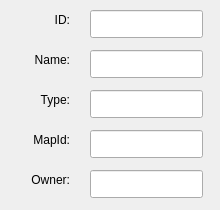
Above: GameDemonstrator/dialogs/CityTypeInfoDialog.ui from raubwuerger/StrategicGameProject before the change. Below: the same form after it.
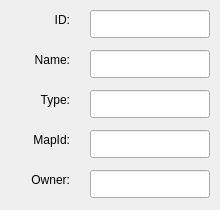
That is the form after the change.

What changed in the file:
```diff
--- a/GameDemonstrator/dialogs/CityTypeInfoDialog.ui
+++ b/GameDemonstrator/dialogs/CityTypeInfoDialog.ui
@@ -40,7 +40,7 @@
     <rect>
      <x>90</x>
      <y>10</y>
-     <width>113</width>
+     <width>120</width>
      <height>28</height>
     </rect>
    </property>
@@ -66,7 +66,7 @@
     <rect>
      <x>90</x>
      <y>50</y>
-     <width>113</width>
+     <width>120</width>
      <height>28</height>
     </rect>
    </property>
@@ -92,7 +92,7 @@
     <rect>
      <x>90</x>
      <y>90</y>
-     <width>113</width>
+     <width>120</width>
      <height>28</height>
     </rect>
    </property>
@@ -118,7 +118,7 @@
     <rect>
      <x>90</x>
      <y>130</y>
-     <width>113</width>
+     <width>120</width>
      <height>28</height>
     </rect>
    </property>
@@ -144,7 +144,7 @@
     <rect>
      <x>90</x>
      <y>170</y>
-     <width>113</width>
+     <width>120</width>
      <height>28</height>
     </rect>
    </property>
```
